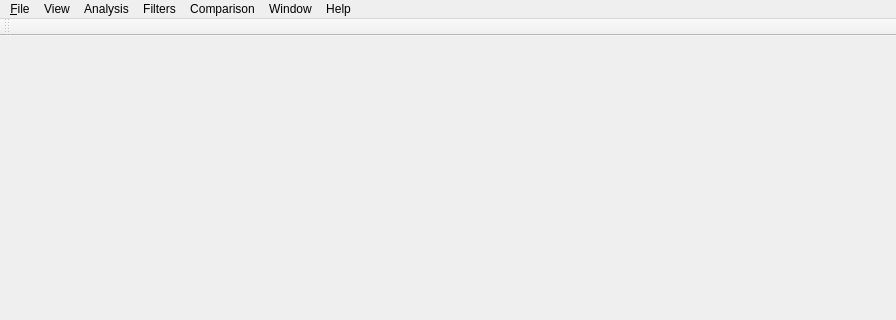
This is mainwindow.ui in WhisperingWindLinux/ImageDiff as Qt 5 draws it before an edit; both pictures show x 0 to 896 and y 0 to 320 of the 896 by 652 pixel window. The edited form follows.
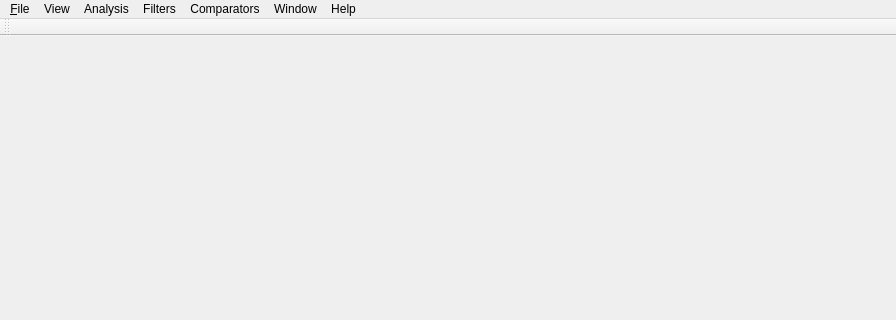
This is the edited form.

```diff
--- a/mainwindow.ui
+++ b/mainwindow.ui
@@ -45,7 +45,7 @@
    </widget>
    <widget class="QMenu" name="menuComparators">
     <property name="title">
-     <string>Сomparison</string>
+     <string>Сomparators</string>
     </property>
     <addaction name="separator"/>
    </widget>
@@ -63,7 +63,7 @@
     <addaction name="actionAdvancedColorPicker"/>
     <addaction name="separator"/>
    </widget>
-   <widget class="QMenu" name="menuTransftomers">
+   <widget class="QMenu" name="menuFilters">
     <property name="title">
      <string>Filters</string>
     </property>
@@ -93,7 +93,7 @@
    <addaction name="menuFile"/>
    <addaction name="menuView"/>
    <addaction name="menuImageAnalysis"/>
-   <addaction name="menuTransftomers"/>
+   <addaction name="menuFilters"/>
    <addaction name="menuComparators"/>
    <addaction name="menuWindow"/>
    <addaction name="menuHelp"/>
```
Left out of the diff: 18 changed lines with no effect on the pictures.
